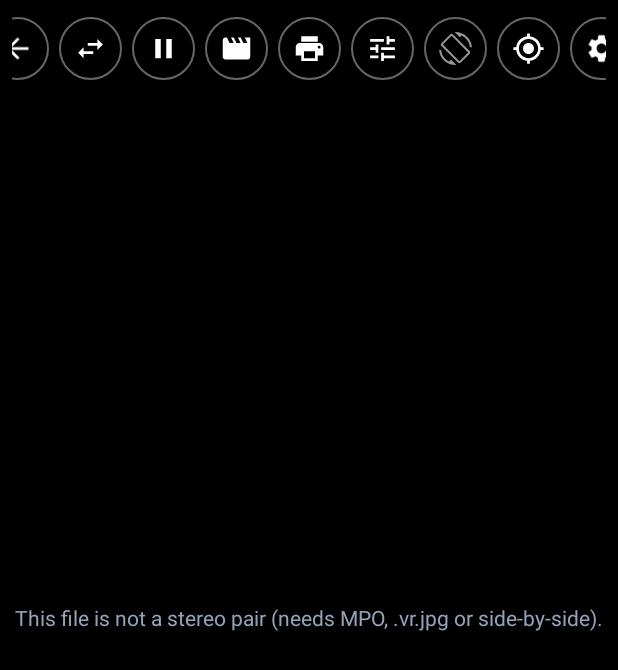
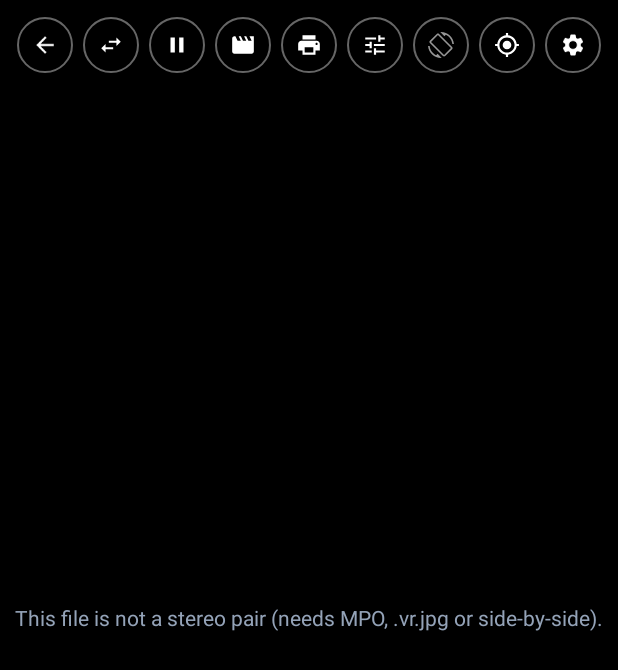
Before and after one commit to DenisShalaev/StereoCam, an Android app: the WiggleActivity screen opened directly, with no data from a screen before it, on a phone screen of 412 x 824 dp. Shown: the top 670 px of the screen. Run offline under Robolectric (Android 15) with nearby library versions, the phone set to English and light mode, and no system bars; pictures from the network do not load.

Commit message:
Build 16-17: MediaCodec error handling for MP4 export & WiggleActivity portrait toolbar auto-resizing

```diff
--- a/app/build.gradle
+++ b/app/build.gradle
@@ -7,8 +7,8 @@ android {
         applicationId 'com.example.stereocam'
         minSdk 28            // Camera2: physische Kameras einzeln ansprechbar (Android 9)
         targetSdk 34
-        versionCode 15
-        versionName "15"
+        versionCode 17
+        versionName "17"
         resourceConfigurations += ["en", "de", "fr", "it", "es", "ru", "uk"]
     }
     compileOptions { sourceCompatibility JavaVersion.VERSION_1_8; targetCompatibility JavaVersion.VERSION_1_8 }
--- a/app/src/main/java/com/example/stereocam/BuildInfo.java
+++ b/app/src/main/java/com/example/stereocam/BuildInfo.java
@@ -1,6 +1,6 @@
 package com.example.stereocam;
 
 final class BuildInfo {
-    static final int NUMBER = 15;
+    static final int NUMBER = 17;
     private BuildInfo() {}
 }
--- a/app/src/main/java/com/example/stereocam/WiggleActivity.java
+++ b/app/src/main/java/com/example/stereocam/WiggleActivity.java
@@ -110,6 +110,7 @@ public class WiggleActivity extends Activity implements SensorEventListener {
         bar.addView(btn(R.drawable.ic_center, R.string.cd_center, v -> { view.reset(); baseYaw = Float.NaN; }));
         bar.addView(btn(R.drawable.ic_settings, R.string.set_title, v -> startActivity(new Intent(this, ProbeActivity.class))));
         root.addView(bar, new FrameLayout.LayoutParams(-1, -2, Gravity.TOP));
+        bar.addOnLayoutChangeListener((v, l, t, r, bot, ol, ot, or, obot) -> { if (r - l != or - ol) fitBar(); });
 
         panel = Ui.card(this); panel.setVisibility(View.GONE);
         panel.addView(label(R.string.wig_amp)); panel.addView(chips(ampChips, new String[] {"×1", "×2", "×3", "×4", "×6"}, ampIdx, i -> { ampIdx = i; Prefs.setInt(this, "wig_amp2", i); }));
@@ -176,6 +177,19 @@ public class WiggleActivity extends Activity implements SensorEventListener {
         halfBtn.setVisibility(mode == StereoView.SBS ? View.VISIBLE : View.GONE); lensBtn.setVisibility(mode == StereoView.CARDBOARD ? View.VISIBLE : View.GONE);
         Ui.state(gyroBtn, gyro ? Ui.ST_ON : Ui.ST_OFF); Ui.state(halfBtn, half ? Ui.ST_ON : Ui.ST_OFF); Ui.state(lensBtn, lens ? Ui.ST_ON : Ui.ST_OFF);
         playBtn.setImageResource(playing ? R.drawable.ic_pause : R.drawable.ic_play);
+        fitBar();
+    }
+
+    /** Knopfgroesse an die Breite anpassen, damit alle sichtbaren Knoepfe in die Leiste passen (Hochformat). */
+    private void fitBar() {
+        int n = 0; for (int i = 0; i < bar.getChildCount(); i++) if (bar.getChildAt(i).getVisibility() == View.VISIBLE) n++;
+        int avail = (bar.getWidth() > 0 ? bar.getWidth() : getResources().getDisplayMetrics().widthPixels) - bar.getPaddingLeft() - bar.getPaddingRight();
+        if (n == 0 || avail <= 0) return;
+        int margin = Ui.dp(this, 3), size = Math.max(Ui.dp(this, 30), Math.min(Ui.dp(this, 42), avail / n - 2 * margin));
+        for (int i = 0; i < bar.getChildCount(); i++) {
+            View c = bar.getChildAt(i); ViewGroup.LayoutParams lp = c.getLayoutParams();
+            if (lp != null && (lp.width != size || lp.height != size)) { lp.width = size; lp.height = size; c.setLayoutParams(lp); }
+        }
     }
 
     private TextView label(int res) { TextView t = Ui.text(this, getString(res), 13, Ui.ACCENT); t.setPadding(0, Ui.dp(this, 6), 0, Ui.dp(this, 4)); return t; }
```
Also changed, not shown: app/src/main/java/com/example/stereocam/AnimExport.java (+6 -1 lines), app/src/main/java/com/example/stereocam/VideoWriter.java (+8 -3 lines), 4 other files.
